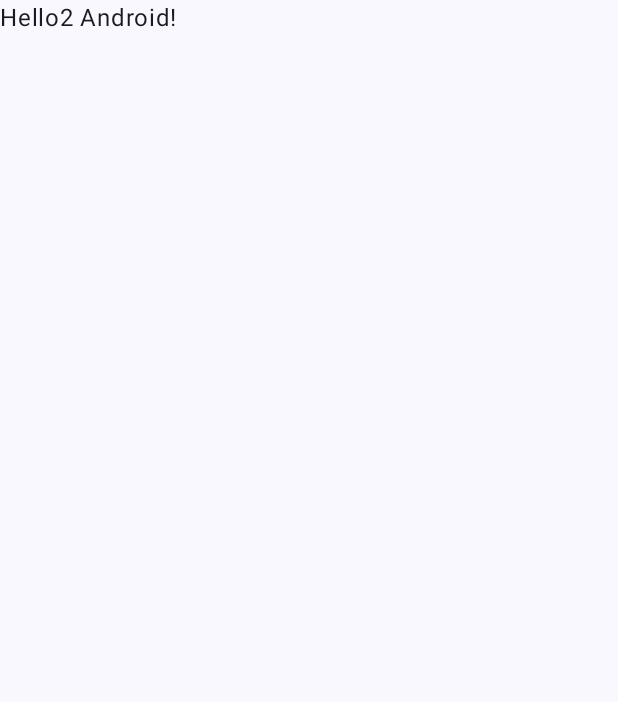
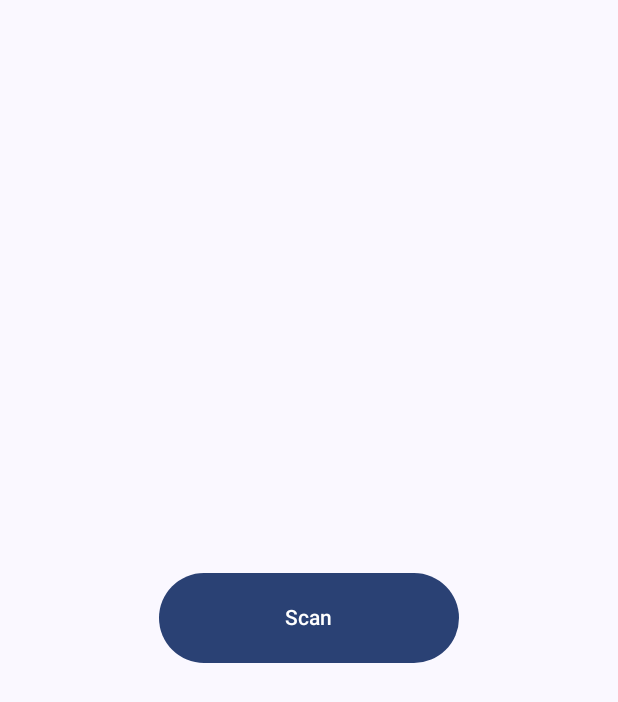
Before and after one commit to sp8cky/Product-Scanner, an Android app built with Jetpack Compose: the screen it shows after launch (MainActivity), on a phone screen of 412 x 824 dp. Before the commit the part shown is almost empty. Shown: the top 702 px of the screen. Run offline under Robolectric (Android 15) with nearby library versions, the phone set to English and light mode, and no system bars.

Commit message:
Button for scan added

```diff
--- a/app/src/main/java/de/luh/hci/mid/productscanner/MainActivity.kt
+++ b/app/src/main/java/de/luh/hci/mid/productscanner/MainActivity.kt
@@ -4,13 +4,15 @@
 import androidx.activity.ComponentActivity
 import androidx.activity.compose.setContent
 import androidx.activity.enableEdgeToEdge
-import androidx.compose.foundation.layout.fillMaxSize
-import androidx.compose.foundation.layout.padding
+import androidx.compose.foundation.layout.*
+import androidx.compose.material3.Button
 import androidx.compose.material3.Scaffold
 import androidx.compose.material3.Text
 import androidx.compose.runtime.Composable
+import androidx.compose.ui.Alignment
 import androidx.compose.ui.Modifier
 import androidx.compose.ui.tooling.preview.Preview
+import androidx.compose.ui.unit.dp
 import de.luh.hci.mid.productscanner.ui.theme.ProductscannerTheme
 
 class MainActivity : ComponentActivity() {
@@ -20,8 +22,7 @@
         setContent {
             ProductscannerTheme {
                 Scaffold(modifier = Modifier.fillMaxSize()) { innerPadding ->
-                    Greeting(
-                        name = "Android",
+                    MainScreen(
                         modifier = Modifier.padding(innerPadding)
                     )
                 }
@@ -31,17 +32,26 @@
 }
 
 @Composable
-fun Greeting(name: String, modifier: Modifier = Modifier) {
-    Text(
-        text = "Hello2 $name!",
-        modifier = modifier
-    )
+fun MainScreen(modifier: Modifier = Modifier) {
+    Box(
+        contentAlignment = Alignment.Center,
+        modifier = modifier.fillMaxSize()
+    ) {
+        Button(
+            onClick = { /* Action for scan */ },
+            modifier = Modifier
+                .width(200.dp)
+                .height(60.dp)
+        ) {
+            Text(text = "Scan")
+        }
+    }
 }
 
 @Preview(showBackground = true)
 @Composable
-fun GreetingPreview() {
+fun MainScreenPreview() {
     ProductscannerTheme {
-        Greeting("Android")
+        MainScreen()
     }
 }
```
Also changed, not shown: 1 other file.
